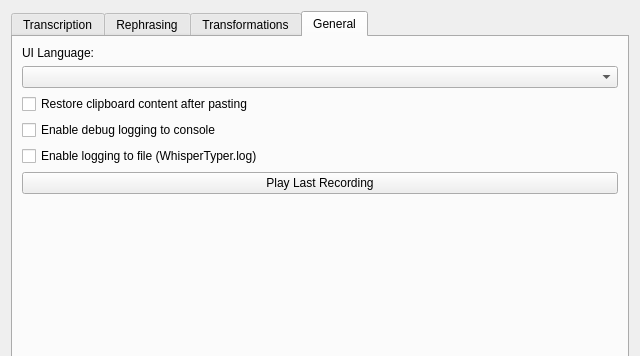
Before: the Qt Designer form resources/main_window.ui in bjspi/WhisperTyper, drawn with Qt 5; both pictures show x 0 to 640 and y 0 to 356 of the 640 by 750 pixel window.
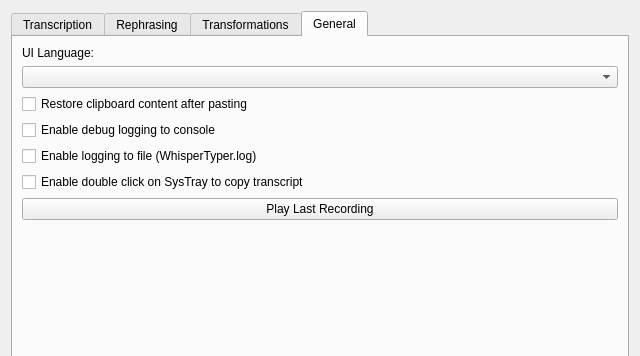
After: the same form once the commit is applied. The open tabs and pages were chosen to show the change.

Commit message:
Add systray double-click functionality to copy transcript and update related UI elements.
Made clipboard handling and simulating pasting to Textfields more robust. Got rid of PyAutoWin for more minimalistic dependencies (pointing at MacOs users xD)

What changed in the file:
```diff
--- a/resources/main_window.ui
+++ b/resources/main_window.ui
@@ -632,6 +632,13 @@
          </property>
         </widget>
        </item>
+       <item>
+        <widget class="QCheckBox" name="systray_double_click_copy_checkbox">
+         <property name="text">
+          <string>Enable double click on SysTray to copy transcript</string>
+         </property>
+        </widget>
+       </item>
        <item>
         <widget class="QPushButton" name="play_g_button">
          <property name="text">
```
Left out of the diff: 1 changed line with no effect on the pictures. The commit also changes 6 other files.
